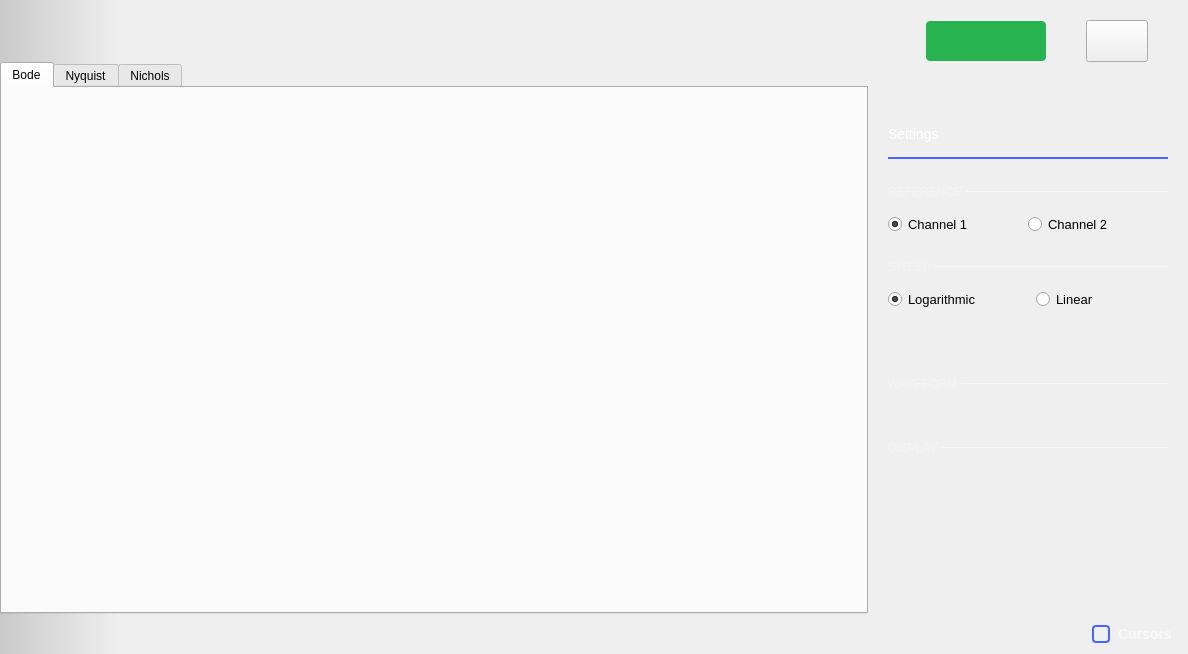
analogdevicesinc/scopy, file ui/network_analyzer.ui: the form before one commit.
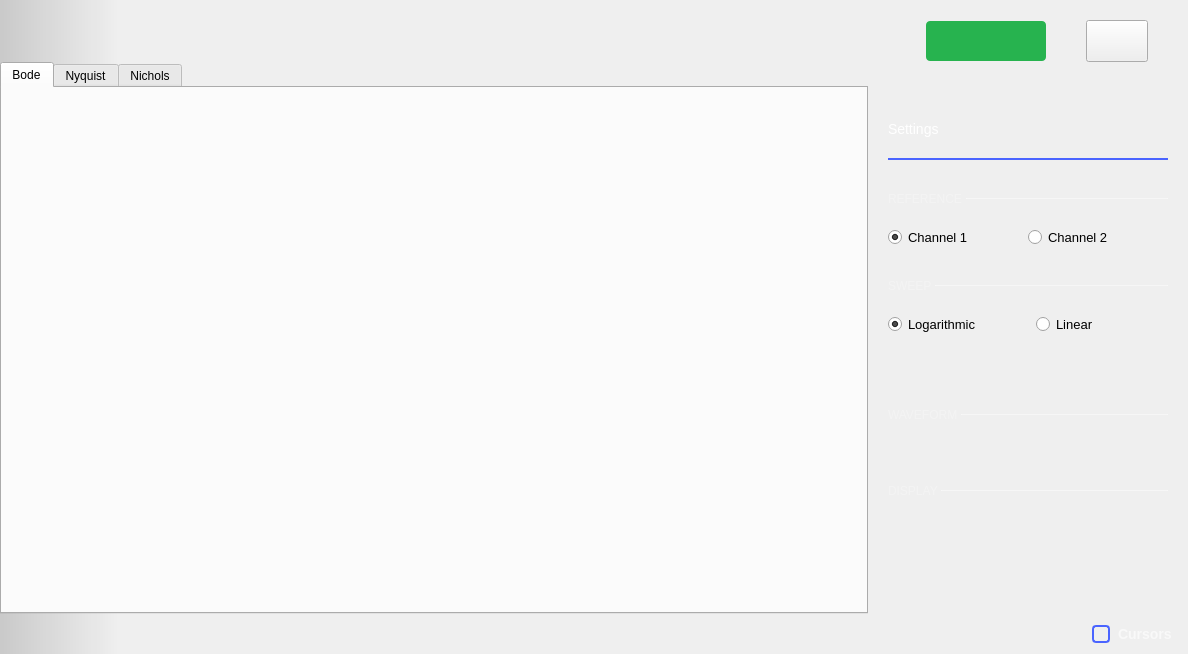
The form after the commit. The open tabs and pages were chosen to show the change. Icons and pictures are not drawn. Custom widgets are drawn as their Qt base class.

Commit message: NetworkAnalyzer: fix settings window when in minimum window size

Diff of the .ui file:
```diff
--- a/ui/network_analyzer.ui
+++ b/ui/network_analyzer.ui
@@ -537,10 +537,52 @@
               <number>0</number>
              </property>
              <property name="leftMargin">
+              <number>0</number>
+             </property>
+             <property name="topMargin">
+              <number>0</number>
+             </property>
+             <property name="rightMargin">
+              <number>0</number>
+             </property>
+             <property name="bottomMargin">
+              <number>0</number>
+             </property>
+             <item>
+              <widget class="QScrollArea" name="scrollArea">
+               <property name="minimumSize">
+                <size>
+                 <width>0</width>
+                 <height>0</height>
+                </size>
+               </property>
+               <property name="frameShape">
+                <enum>QFrame::NoFrame</enum>
+               </property>
+               <property name="lineWidth">
+                <number>0</number>
+               </property>
+               <property name="horizontalScrollBarPolicy">
+                <enum>Qt::ScrollBarAlwaysOff</enum>
+               </property>
+               <property name="widgetResizable">
+                <bool>true</bool>
+               </property>
+               <widget class="QWidget" name="scrollAreaWidgetContents_2">
+                <property name="geometry">
+                 <rect>
+                  <x>0</x>
+                  <y>0</y>
+                  <width>320</width>
+                  <height>508</height>
+                 </rect>
+                </property>
+                <layout class="QVBoxLayout" name="verticalLayout_11">
+                 <property name="leftMargin">
               <number>20</number>
              </property>
              <property name="topMargin">
-              <number>25</number>
+                  <number>20</number>
              </property>
              <property name="rightMargin">
               <number>20</number>
@@ -1184,6 +1226,10 @@
                 </size>
                </property>
               </spacer>
+                 </item>
+                </layout>
+               </widget>
+              </widget>
              </item>
             </layout>
            </widget>
```
Left out of the diff: 48 changed lines with no effect on the pictures. Lines whose indentation alone changed are shown as unchanged.
